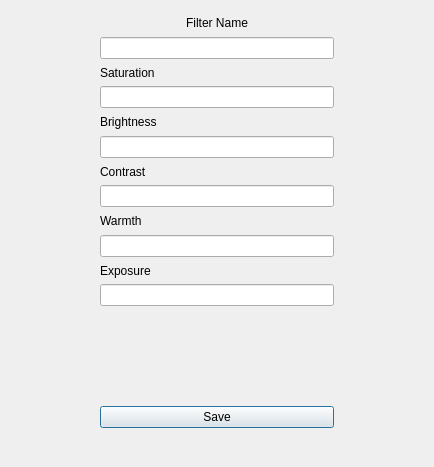
Old version of the form ui_files/filter_input_dialog.ui in the repository abeshahsan/Photo-Wizard.
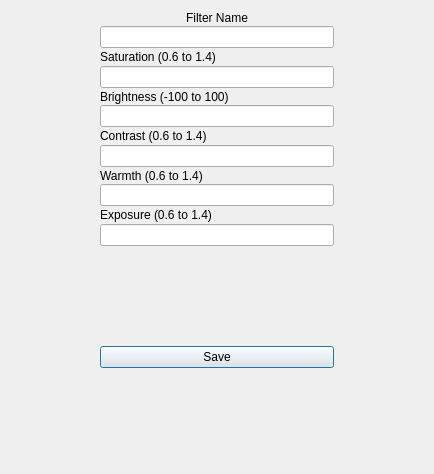
New version of the form.

Commit message: working on filters again

```diff
--- a/ui_files/filter_input_dialog.ui
+++ b/ui_files/filter_input_dialog.ui
@@ -7,7 +7,7 @@
     <x>0</x>
     <y>0</y>
     <width>434</width>
-    <height>467</height>
+    <height>474</height>
    </rect>
   </property>
   <property name="windowTitle">
@@ -60,7 +60,7 @@
          <bool>false</bool>
         </property>
         <property name="text">
-         <string>Saturation</string>
+         <string>Saturation (0.6 to 1.4)</string>
         </property>
        </widget>
       </item>
@@ -70,7 +70,7 @@
       <item>
        <widget class="QLabel" name="label_2">
         <property name="text">
-         <string>Brightness</string>
+         <string>Brightness (-100 to 100)</string>
         </property>
        </widget>
       </item>
@@ -80,7 +80,7 @@
       <item>
        <widget class="QLabel" name="label_3">
         <property name="text">
-         <string>Contrast</string>
+         <string>Contrast (0.6 to 1.4)</string>
         </property>
        </widget>
       </item>
@@ -90,7 +90,7 @@
       <item>
        <widget class="QLabel" name="label_4">
         <property name="text">
-         <string>Warmth</string>
+         <string>Warmth (0.6 to 1.4)</string>
         </property>
        </widget>
       </item>
@@ -100,7 +100,7 @@
       <item>
        <widget class="QLabel" name="label_5">
         <property name="text">
-         <string>Exposure</string>
+         <string>Exposure (0.6 to 1.4)</string>
         </property>
        </widget>
       </item>
@@ -130,6 +130,32 @@
         </property>
        </widget>
       </item>
+      <item>
+       <spacer name="verticalSpacer_3">
+        <property name="orientation">
+         <enum>Qt::Vertical</enum>
+        </property>
+        <property name="sizeType">
+         <enum>QSizePolicy::Fixed</enum>
+        </property>
+        <property name="sizeHint" stdset="0">
+         <size>
+          <width>20</width>
+          <height>50</height>
+         </size>
+        </property>
+       </spacer>
+      </item>
+      <item>
+       <widget class="QLabel" name="error_label">
+        <property name="text">
+         <string/>
+        </property>
+        <property name="alignment">
+         <set>Qt::AlignCenter</set>
+        </property>
+       </widget>
+      </item>
       <item>
        <spacer name="verticalSpacer_2">
         <property name="orientation">
```
The commit also changes 9 other files.
